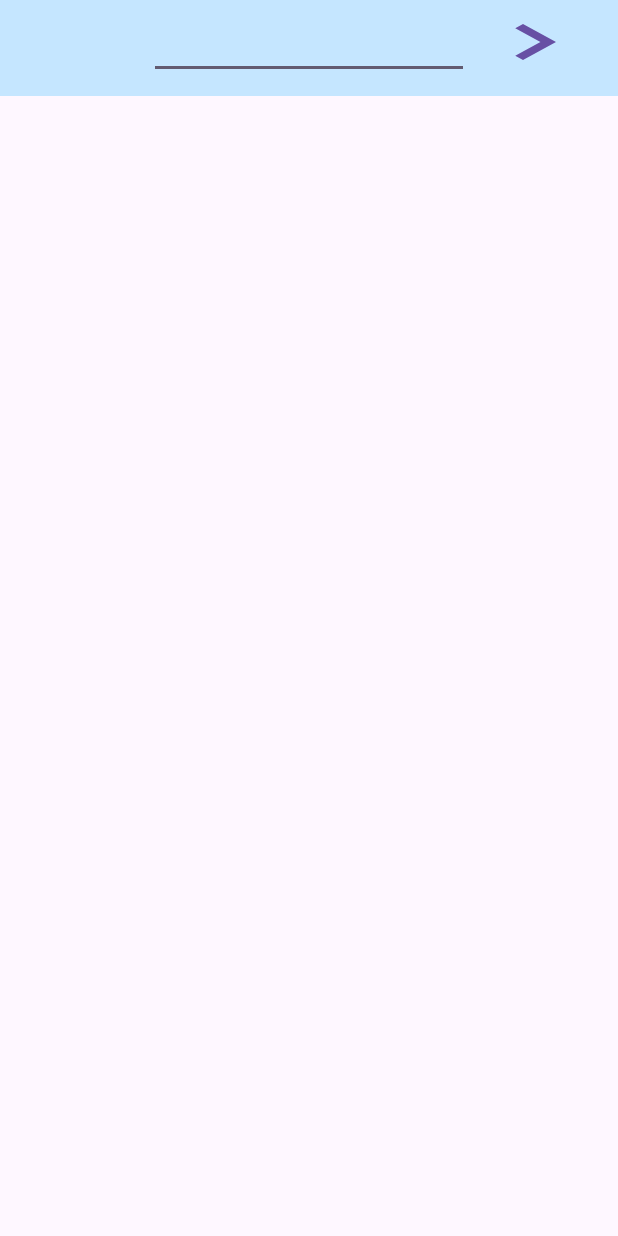
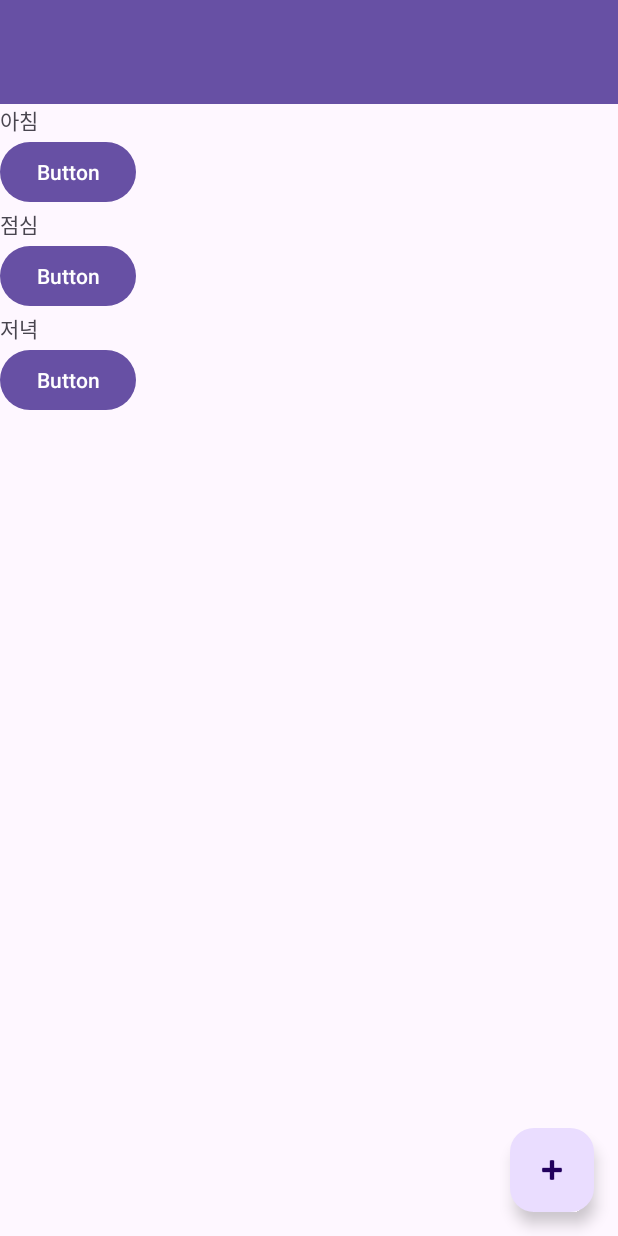
Before and after one commit to hyerim0992/SupportyFE, an Android app: the TodayDrugListActivity screen opened directly, with no data from a screen before it, on a phone screen of 412 x 824 dp. Run offline under Robolectric (Android 15) with nearby library versions, the phone set to English and light mode, and no system bars; 3 statements that could not run were skipped.

Commit message:
[fix] merge conflict fix

```diff
--- /dev/null
+++ b/app/src/main/java/com/example/supporty/DrugInfoActivity.java
@@ -0,0 +1,4 @@
+package com.example.supporty;
+
+public class DrugInfoActivity {
+}
--- /dev/null
+++ b/app/src/main/java/com/example/supporty/DrugListEntity.java
@@ -0,0 +1,19 @@
+package com.example.supporty;
+
+public class DrugListEntity {
+    private final String name;
+    private final boolean checked;
+
+    public DrugListEntity(String name, boolean checked) {
+        this.name = name;
+        this.checked = checked;
+    }
+
+    public String getName() {
+        return name;
+    }
+
+    public boolean isChecked() {
+        return checked;
+    }
+}
--- /dev/null
+++ b/app/src/main/java/com/example/supporty/DrugRecord.java
@@ -0,0 +1,4 @@
+package com.example.supporty;
+
+public class DrugRecord {
+}
--- /dev/null
+++ b/app/src/main/java/com/example/supporty/EntireDrugListActivity.java
@@ -0,0 +1,4 @@
+package com.example.supporty;
+
+public class EntireDrugListActivity {
+}
--- a/app/src/main/java/com/example/supporty/TodayDrugListActivity.java
+++ b/app/src/main/java/com/example/supporty/TodayDrugListActivity.java
@@ -1,40 +1,83 @@
 package com.example.supporty;
 
-import android.content.Intent;
 import android.os.Bundle;
 import android.view.View;
-import android.widget.Button;
-import android.widget.Toast;
-
-import androidx.activity.EdgeToEdge;
-import androidx.annotation.Nullable;
+import android.widget.CheckBox;
+import android.widget.TextView;
+import androidx.annotation.NonNull;
 import androidx.appcompat.app.AppCompatActivity;
+import androidx.appcompat.widget.Toolbar;
+import androidx.recyclerview.widget.LinearLayoutManager;
+import androidx.recyclerview.widget.RecyclerView;
+import java.util.ArrayList;
+import java.util.List;
 
 public class TodayDrugListActivity extends AppCompatActivity {
-    private Button arrow_right, drugname;
+
+    private RecyclerView recyclerView;
+    private List<DrugListEntity> items;
 
     @Override
-    protected void onCreate(@Nullable Bundle savedInstanceState) {
+    protected void onCreate(Bundle savedInstanceState) {
         super.onCreate(savedInstanceState);
-        EdgeToEdge.enable(this);
         setContentView(R.layout.activity_todaydrugslist);
 
-        arrow_right = findViewById(R.id.button2);
-        drugname = findViewById(R.id.button);
+        Toolbar toolbar = findViewById(R.id.toolbar);
+        setSupportActionBar(toolbar);
 
-        arrow_right.setOnClickListener(new View.OnClickListener() { //다음 날짜로 이동하기
-            @Override
-            public void onClick(View v) {
-                Toast.makeText(getApplicationContext(),"다음 날짜로 이동",Toast.LENGTH_LONG).show();
+        recyclerView = findViewById(R.id.recyclerView);
+        recyclerView.setLayoutManager(new LinearLayoutManager(this));
+
+        items = generateSampleItems();
+        MedicationAdapter adapter = new MedicationAdapter(items);
+        recyclerView.setAdapter(adapter);
+    }
+
+    private List<DrugListEntity> generateSampleItems() {
+        List<DrugListEntity> items = new ArrayList<>();
+        items.add(new DrugListEntity("아침 약", false));
+        items.add(new DrugListEntity("점심 약", false));
+        items.add(new DrugListEntity("저녁 약", false));
+        return items;
+    }
+
+    static class MedicationAdapter extends RecyclerView.Adapter<MedicationAdapter.ViewHolder> {
+
+        private final List<DrugListEntity> items;
+
+        MedicationAdapter(List<DrugListEntity> items) {
+            this.items = items;
+        }
+
+        @NonNull
+        @Override
+        public ViewHolder onCreateViewHolder(@NonNull ViewGroup parent, int viewType) {
+            View view = LayoutInflater.from(parent.getContext())
+                    .inflate(R.layout.section_item, parent, false);
+            return new ViewHolder(view);
+        }
+
+        @Override
+        public void onBindViewHolder(@NonNull ViewHolder holder, int position) {
+            DrugListEntity item = items.get(position);
+            holder.medicineName.setText(item.getName());
+            holder.checkbox.setChecked(item.isChecked());
+        }
+
+        @Override
+        public int getItemCount() {
+            return items.size();
+        }
+
+        static class ViewHolder extends RecyclerView.ViewHolder {
+            TextView medicineName;
+            CheckBox checkbox;
+
+            ViewHolder(View itemView) {
+                super(itemView);
+                medicineName = itemView.findViewById(R.id.tvMedicineName);
+                checkbox = itemView.findViewById(R.id.checkbox);
             }
-        });
-
-        drugname.setOnClickListener(new View.OnClickListener() {
-            @Override
-            public void onClick(View v) {
-                    Intent intent = new Intent(TodayDrugListActivity.this, HomeActivity.class);
-                    startActivity(intent);
-            }
-        });
+        }
     }
 }
--- a/app/src/main/res/layout/activity_todaydrugslist.xml
+++ b/app/src/main/res/layout/activity_todaydrugslist.xml
@@ -1,59 +1,111 @@
 <?xml version="1.0" encoding="utf-8"?>
-<androidx.constraintlayout.widget.ConstraintLayout xmlns:android="http://schemas.android.com/apk/res/android"
+<androidx.coordinatorlayout.widget.CoordinatorLayout xmlns:android="http://schemas.android.com/apk/res/android"
     xmlns:app="http://schemas.android.com/apk/res-auto"
-    xmlns:tools="http://schemas.android.com/tools"
+
+
+    android:layout_width="match_parent"
+    android:layout_height="match_parent">
+
+    <com.google.android.material.appbar.AppBarLayout
+        android:id="@+id/appbar"
+
+        android:layout_width="match_parent"
+        android:layout_height="wrap_content">
+
+        <com.google.android.material.appbar.CollapsingToolbarLayout
+            android:layout_width="match_parent"
+            android:layout_height="69dp"
+            app:contentScrim="?attr/colorPrimary"
+            app:layout_scrollFlags="scroll|enterAlways|enterAlwaysCollapsed"
+
+            app:toolbarId="@+id/toolbar">
+
+
+            <androidx.appcompat.widget.Toolbar
+                android:id="@+id/toolbar"
+                android:layout_width="match_parent"
+                android:layout_height="match_parent">
+
+            </androidx.appcompat.widget.Toolbar>
+        </com.google.android.material.appbar.CollapsingToolbarLayout>
+    </com.google.android.material.appbar.AppBarLayout>
+
+    <androidx.core.widget.NestedScrollView
         android:layout_width="match_parent"
         android:layout_height="match_parent"
-    tools:context=".TodayDrugListActivity">
+        app:layout_behavior="com.google.android.material.appbar.AppBarLayout$ScrollingViewBehavior">
 
-    <com.google.android.material.appbar.MaterialToolbar
-        android:id="@+id/materialToolbar"
-        android:layout_width="0dp"
+        <LinearLayout
+            android:layout_width="match_parent"
             android:layout_height="wrap_content"
-        android:layout_marginBottom="29dp"
-        android:background="@color/mainColor"
-        android:minHeight="?attr/actionBarSize"
-        android:theme="?attr/actionBarTheme"
-        app:layout_constraintBottom_toTopOf="@+id/button"
-        app:layout_constraintEnd_toEndOf="parent"
-        app:layout_constraintStart_toStartOf="parent"
-        app:layout_constraintTop_toTopOf="parent" />
+            android:orientation="vertical">
 
-    <EditText
-        android:id="@+id/editTextDate"
+            <TextView
+                android:id="@+id/breakfast"
                 android:layout_width="wrap_content"
                 android:layout_height="wrap_content"
-        android:layout_marginTop="7dp"
-        android:ems="10"
-        android:inputType="date"
-        app:layout_constraintEnd_toEndOf="parent"
-        app:layout_constraintStart_toStartOf="parent"
-        app:layout_constraintTop_toTopOf="parent" />
+                android:text="@string/breakfast" />
+
+            <LinearLayout
+                android:layout_width="match_parent"
+                android:layout_height="match_parent"
+                android:orientation="horizontal">
 
                 <Button
-        android:id="@+id/button2"
+                    android:id="@+id/button4"
                     android:layout_width="wrap_content"
                     android:layout_height="wrap_content"
-        android:layout_marginTop="4dp"
-        android:layout_marginEnd="12dp"
-        android:background="@drawable/button_arrow_right"
-        android:backgroundTint="@color/mainColor"
-        android:backgroundTintMode="multiply"
-        android:textColorLink="@color/mainColor"
-        app:layout_constraintEnd_toEndOf="parent"
-        app:layout_constraintTop_toTopOf="parent" />
+                    android:text="Button" />
+
+            </LinearLayout>
+
+            <TextView
+                android:id="@+id/lunch"
+                android:layout_width="wrap_content"
+                android:layout_height="wrap_content"
+                android:layout_weight="1"
+                android:text="@string/lunch" />
+
+            <LinearLayout
+                android:layout_width="match_parent"
+                android:layout_height="match_parent"
+                android:orientation="horizontal">
 
                 <Button
-        android:id="@+id/button"
-        android:layout_width="0dp"
-        android:layout_height="0dp"
-        android:layout_marginStart="37dp"
-        android:layout_marginEnd="37dp"
-        android:layout_marginBottom="746dp"
-        android:text="@string/app_name"
-        app:layout_constraintBottom_toBottomOf="parent"
-        app:layout_constraintEnd_toEndOf="parent"
-        app:layout_constraintStart_toStartOf="parent"
-        app:layout_constraintTop_toBottomOf="@+id/materialToolbar" />
+                    android:id="@+id/button4"
+                    android:layout_width="wrap_content"
+                    android:layout_height="wrap_content"
+                    android:text="Button" />
 
-</androidx.constraintlayout.widget.ConstraintLayout>
+            </LinearLayout>
+
+            <TextView
+                android:id="@+id/dinner"
+                android:layout_width="wrap_content"
+                android:layout_height="wrap_content"
+                android:layout_weight="1"
+                android:text="@string/dinner" />
+
+            <LinearLayout
+                android:layout_width="match_parent"
+                android:layout_height="match_parent"
+                android:orientation="horizontal">
+
+                <Button
+                    android:id="@+id/button4"
+                    android:layout_width="wrap_content"
+                    android:layout_height="wrap_content"
+                    android:text="Button" />
+
+            </LinearLayout>
+        </LinearLayout>
+    </androidx.core.widget.NestedScrollView>
+
+    <com.google.android.material.floatingactionbutton.FloatingActionButton
+        android:layout_height="wrap_content"
+        android:layout_width="wrap_content"
+        android:src="@android:drawable/ic_input_add"
+        android:layout_gravity="bottom|end"
+        android:layout_margin="16dp" />
+
+</androidx.coordinatorlayout.widget.CoordinatorLayout>
--- a/app/src/main/res/values/strings.xml
+++ b/app/src/main/res/values/strings.xml
@@ -5,4 +5,7 @@
     <string name="passwdText">비밀번호</string>
     <string name="signupText">회원가입</string>
     <string name="autoLoginText">자동로그인</string>
+    <string name="breakfast">아침</string>
+    <string name="lunch">점심</string>
+    <string name='dinner'>저녁</string>
 </resources>
```
Also changed, not shown: app/src/main/res/layout/activity_drugslistentity.xml (added, +22 -0 lines), app/src/main/res/layout/activity_drugsrecord.xml (+23 -37 lines), app/src/main/res/layout/activity_entiredruglist.xml (+0 -39 lines). Lines whose indentation alone changed are shown as unchanged.
